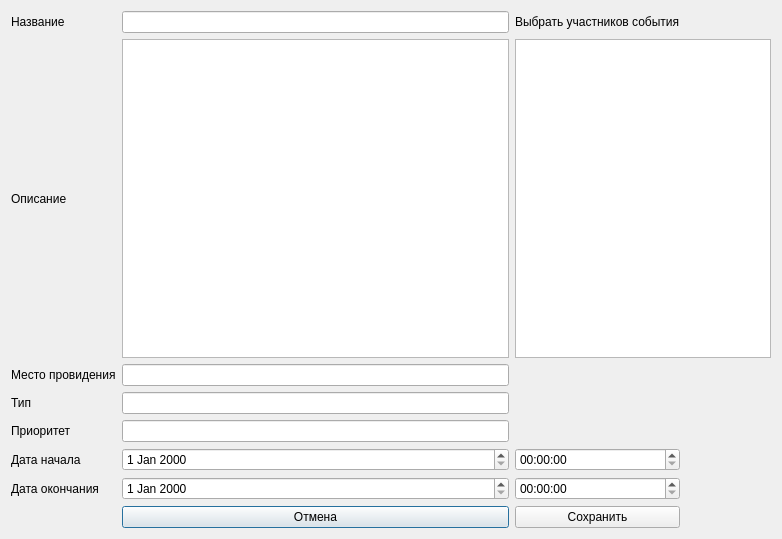
Qt form Qt_Database/creatingevents.ui (Cleverfox5/GoogleCalendar) before a commit.
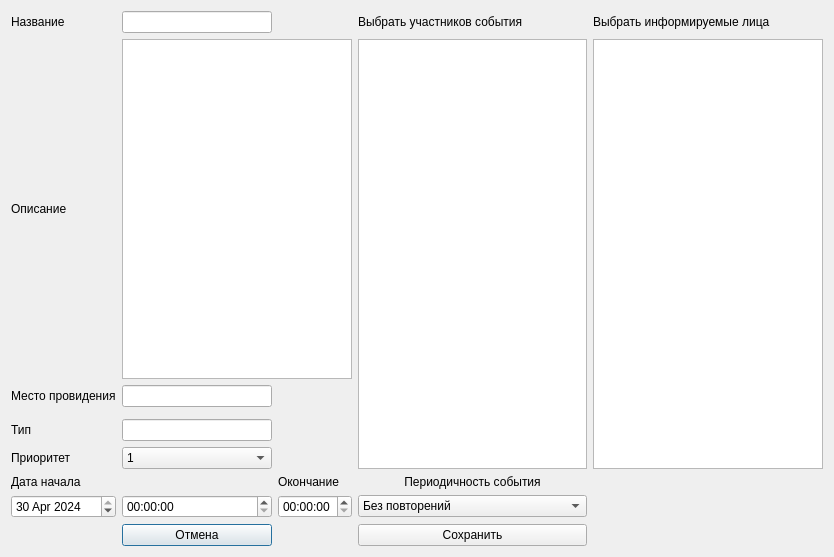
The same form after that commit.

The edit to the form file:
```diff
--- a/Qt_Database/creatingevents.ui
+++ b/Qt_Database/creatingevents.ui
@@ -6,28 +6,54 @@
    <rect>
     <x>0</x>
     <y>0</y>
-    <width>782</width>
-    <height>539</height>
+    <width>834</width>
+    <height>557</height>
    </rect>
   </property>
   <property name="windowTitle">
    <string>Dialog</string>
   </property>
   <layout class="QGridLayout" name="gridLayout">
-   <item row="0" column="0">
-    <widget class="QLabel" name="label">
+   <item row="5" column="0">
+    <widget class="QLabel" name="label_6">
      <property name="text">
-      <string>Название</string>
+      <string>Приоритет</string>
      </property>
     </widget>
    </item>
-   <item row="0" column="1">
-    <widget class="QLineEdit" name="TitleLineEdit"/>
+   <item row="7" column="3">
+    <widget class="QComboBox" name="comboBox">
+     <item>
+      <property name="text">
+       <string>Без повторений</string>
+      </property>
+     </item>
+     <item>
+      <property name="text">
+       <string>Каждый день</string>
+      </property>
+     </item>
+     <item>
+      <property name="text">
+       <string>Раз в неделю</string>
+      </property>
+     </item>
+     <item>
+      <property name="text">
+       <string>Раз в месяц</string>
+      </property>
+     </item>
+     <item>
+      <property name="text">
+       <string>Раз в год</string>
+      </property>
+     </item>
+    </widget>
    </item>
-   <item row="0" column="2">
-    <widget class="QLabel" name="label_8">
+   <item row="10" column="1">
+    <widget class="QPushButton" name="CancelButton">
      <property name="text">
-      <string>Выбрать участников события</string>
+      <string>Отмена</string>
      </property>
     </widget>
    </item>
@@ -38,82 +64,134 @@
      </property>
     </widget>
    </item>
-   <item row="1" column="1">
-    <widget class="QTextEdit" name="DescriptionTextEdit"/>
-   </item>
-   <item row="1" column="2" colspan="2">
-    <widget class="QListWidget" name="ParticipantslistWidget"/>
-   </item>
-   <item row="2" column="0">
-    <widget class="QLabel" name="label_4">
-     <property name="text">
-      <string>Место провидения</string>
-     </property>
-    </widget>
-   </item>
    <item row="2" column="1">
     <widget class="QLineEdit" name="LocationLineEdit"/>
    </item>
-   <item row="3" column="0">
+   <item row="4" column="0">
     <widget class="QLabel" name="label_5">
      <property name="text">
       <string>Тип</string>
      </property>
     </widget>
    </item>
-   <item row="3" column="1">
-    <widget class="QLineEdit" name="TypeLineEdit"/>
+   <item row="10" column="3">
+    <widget class="QPushButton" name="SaveButton">
+     <property name="text">
+      <string>Сохранить</string>
+     </property>
+    </widget>
    </item>
-   <item row="4" column="0">
-    <widget class="QLabel" name="label_6">
+   <item row="0" column="4">
+    <widget class="QLabel" name="label_9">
      <property name="text">
-      <string>Приоритет</string>
+      <string>Выбрать информируемые лица</string>
      </property>
     </widget>
    </item>
    <item row="4" column="1">
-    <widget class="QLineEdit" name="PriorityLineEdit"/>
+    <widget class="QLineEdit" name="TypeLineEdit"/>
    </item>
-   <item row="5" column="0">
+   <item row="2" column="0">
+    <widget class="QLabel" name="label_4">
+     <property name="text">
+      <string>Место провидения</string>
+     </property>
+    </widget>
+   </item>
+   <item row="0" column="0">
+    <widget class="QLabel" name="label">
+     <property name="text">
+      <string>Название</string>
+     </property>
+    </widget>
+   </item>
+   <item row="6" column="3">
+    <widget class="QLabel" name="label_10">
+     <property name="text">
+      <string>Периодичность события</string>
+     </property>
+     <property name="alignment">
+      <set>Qt::AlignCenter</set>
+     </property>
+    </widget>
+   </item>
+   <item row="5" column="1">
+    <widget class="QComboBox" name="PrioritycomboBox">
+     <item>
+      <property name="text">
+       <string>1</string>
+      </property>
+     </item>
+     <item>
+      <property name="text">
+       <string>2</string>
+      </property>
+     </item>
+     <item>
+      <property name="text">
+       <string>3</string>
+      </property>
+     </item>
+     <item>
+      <property name="text">
+       <string>4</string>
+      </property>
+     </item>
+    </widget>
+   </item>
+   <item row="1" column="1" colspan="2">
+    <widget class="QTextEdit" name="DescriptionTextEdit"/>
+   </item>
+   <item row="0" column="3">
+    <widget class="QLabel" name="label_8">
+     <property name="text">
+      <string>Выбрать участников события</string>
+     </property>
+    </widget>
+   </item>
+   <item row="0" column="1">
+    <widget class="QLineEdit" name="TitleLineEdit"/>
+   </item>
+   <item row="6" column="0">
     <widget class="QLabel" name="label_3">
      <property name="text">
       <string>Дата начала</string>
      </property>
     </widget>
    </item>
-   <item row="6" column="0">
-    <widget class="QLabel" name="label_7">
-     <property name="text">
-      <string>Дата окончания</string>
-     </property>
-    </widget>
-   </item>
-   <item row="5" column="1">
-    <widget class="QDateEdit" name="StartDateEdit"/>
-   </item>
-   <item row="6" column="1">
-    <widget class="QDateEdit" name="EndDateEdit"/>
-   </item>
-   <item row="5" column="2">
-    <widget class="QTimeEdit" name="StartTimeEdit"/>
-   </item>
    <item row="6" column="2">
+    <widget class="QLabel" name="label_7">
+     <property name="text">
+      <string>Окончание</string>
+     </property>
+    </widget>
+   </item>
+   <item row="7" column="2">
     <widget class="QTimeEdit" name="EndTimeEdit"/>
    </item>
    <item row="7" column="1">
-    <widget class="QPushButton" name="CancelButton">
-     <property name="text">
-      <string>Отмена</string>
-     </property>
-    </widget>
+    <widget class="QTimeEdit" name="StartTimeEdit"/>
    </item>
-   <item row="7" column="2">
-    <widget class="QPushButton" name="SaveButton">
-     <property name="text">
-      <string>Сохранить</string>
+   <item row="7" column="0">
+    <widget class="QDateEdit" name="StartDateEdit">
+     <property name="dateTime">
+      <datetime>
+       <hour>15</hour>
+       <minute>0</minute>
+       <second>0</second>
+       <year>2024</year>
+       <month>4</month>
+       <day>30</day>
+      </datetime>
      </property>
     </widget>
    </item>
+   <item row="1" column="3" rowspan="5">
+    <widget class="QListWidget" name="ParticipantslistWidget"/>
+   </item>
+   <item row="1" column="4" rowspan="5">
+    <widget class="QListWidget" name="InformedPersonslistWidget"/>
+   </item>
   </layout>
  </widget>
  <resources/>
```
Left out of the diff: 15 changed lines with no effect on the pictures.
